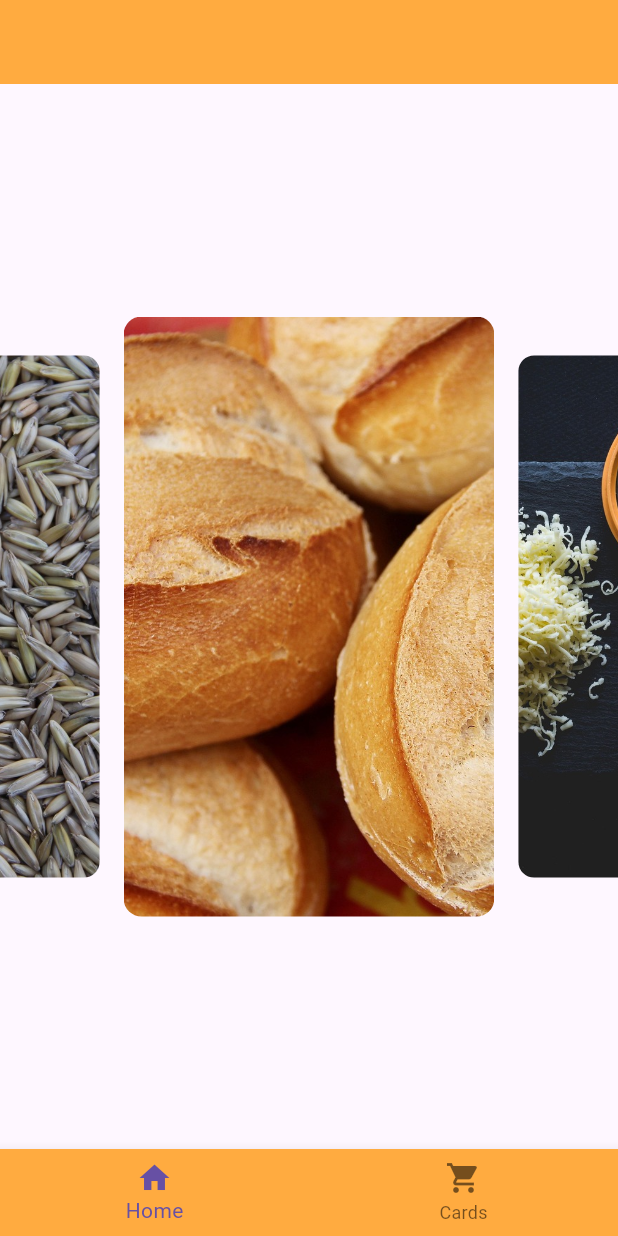
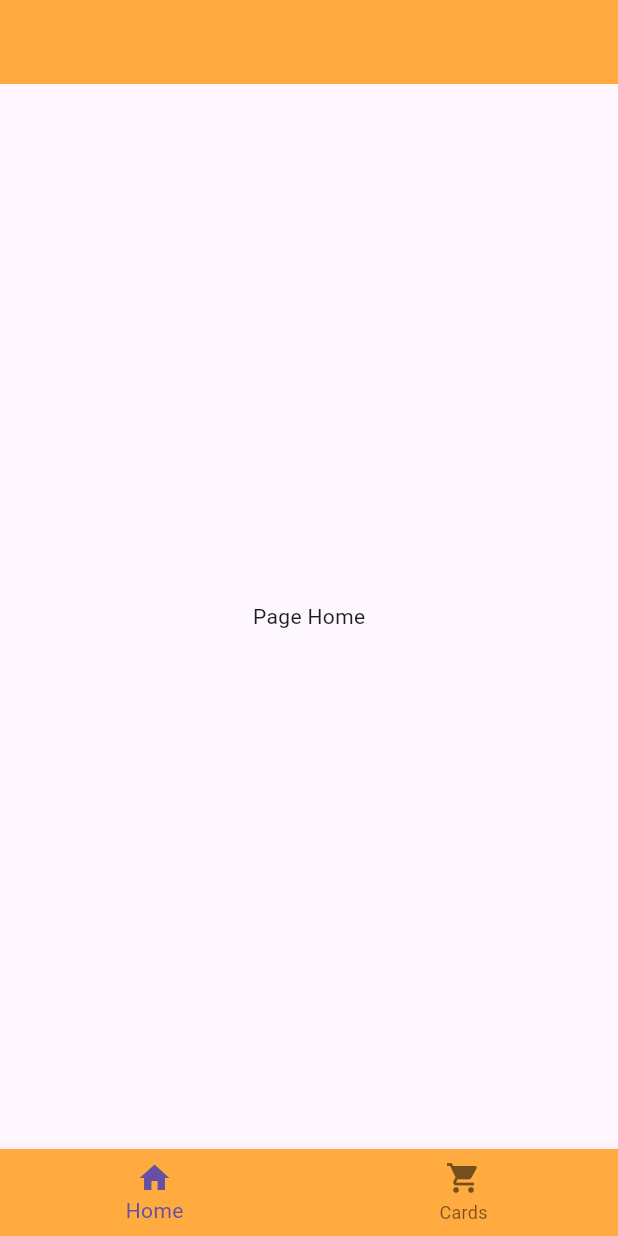
Before and after one commit to Disl11/amzon_wish, a Flutter app: the screen it shows after launch, on a phone screen of 412 x 824 dp. Run offline on Flutter 3.47's test engine with Material 3 defaults, Android fonts, the phone set to English and light mode, and no system bars; drawn by our look-alikes of carousel_slider.

Commit message:
feat: ajout model product et correction du home

```diff
--- a/lib/views/home.dart
+++ b/lib/views/home.dart
@@ -11,6 +11,6 @@ class Home extends StatefulWidget {
 class _HomeState extends State<Home> {
   @override
   Widget build(BuildContext context) {
-    return Scaffold(body: Center(child: BannerSlider()));
+    return Scaffold(body: Center(child: Text("Page Home")));
   }
 }
```
